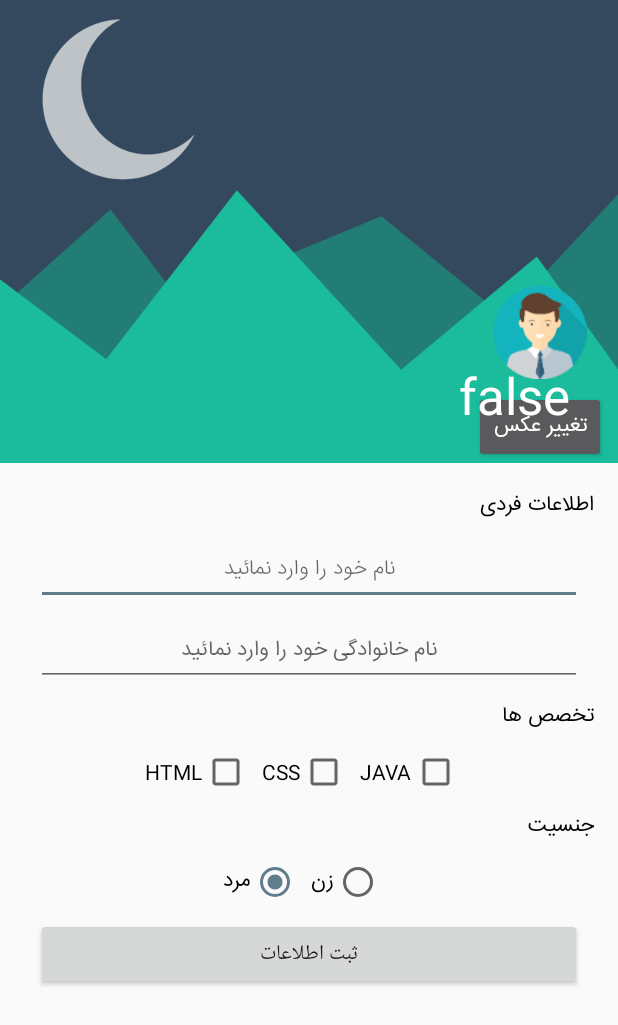
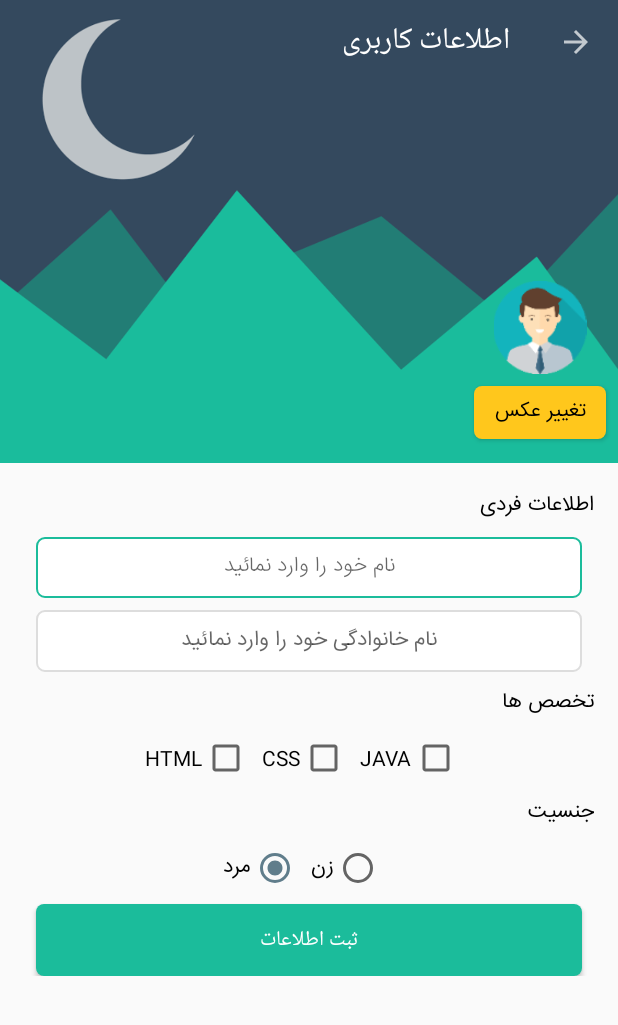
Before and after one commit to Saedf/FirstApp, an Android app: the ProfileActivity screen opened directly, with no data from a screen before it, on a phone screen of 412 x 824 dp. Shown: the top 1025 px of the screen. Run offline under Robolectric (Android 15) with nearby library versions, the light colour scheme and no system bars; network calls fail.

Commit message:
End Session 25

```diff
--- a/app/src/main/AndroidManifest.xml
+++ b/app/src/main/AndroidManifest.xml
@@ -20,7 +20,8 @@
         </activity>
         <activity android:name=".ProfileActivity"
             android:windowSoftInputMode="stateHidden"
-            android:label="پروفایل کاربر"/>
+            android:label="اطلاعات کاربری"
+            />
         <activity android:name=".NewsActivity" />
         <activity android:name=".FragmentActivity" />
         <activity android:name=".BotickActivity" android:label="بوتیک" />
--- a/app/src/main/java/com/example/saedf/app7learn/ProfileActivity.java
+++ b/app/src/main/java/com/example/saedf/app7learn/ProfileActivity.java
@@ -2,6 +2,7 @@ package com.example.saedf.app7learn;
 
 import android.os.Bundle;
 import android.support.v7.app.AppCompatActivity;
+import android.support.v7.widget.Toolbar;
 import android.text.Editable;
 import android.text.TextWatcher;
 import android.view.View;
@@ -39,12 +40,12 @@ public class ProfileActivity extends AppCompatActivity {
         getinfoUser();
 
 
-        imgbtnBack.setOnClickListener(new View.OnClickListener() {
-            @Override
-            public void onClick(View view) {
-                finish();
-            }
-        });
+//        imgbtnBack.setOnClickListener(new View.OnClickListener() {
+//            @Override
+//            public void onClick(View view) {
+//                finish();
+//            }
+//        });
 
 
         txtFirstName.addTextChangedListener(new TextWatcher() {
@@ -123,7 +124,7 @@ public class ProfileActivity extends AppCompatActivity {
 
             }
         });
-
+        setupToolBar();
     }
 
     private void getinfoUser() {
@@ -133,11 +134,10 @@ public class ProfileActivity extends AppCompatActivity {
         chkIsHtmlExpert.setChecked(user.isHtmlExpert());
         chkIsCssExpert.setChecked(user.isCSSExpert());
         chkIsJavaExpert.setChecked(user.isJavaExpert());
-        byte gender=user.getGender();
-        if (gender==User.MALE){
+        byte gender = user.getGender();
+        if (gender == User.MALE) {
             rdbMale.isChecked();
-        }
-        else {
+        } else {
             rdbFemale.isChecked();
         }
     }
@@ -148,8 +148,21 @@ public class ProfileActivity extends AppCompatActivity {
         chkIsJavaExpert = findViewById(R.id.checkbox_profileactivity_isJava);
         chkIsCssExpert = findViewById(R.id.checkbox_profileactivity_isCSS);
         chkIsHtmlExpert = findViewById(R.id.checkbox_profileactivity_isHTML);
-        imgbtnBack = findViewById(R.id.imgbtn_profileActivity_buttonBack);
+        //imgbtnBack = findViewById(R.id.imgbtn_profileActivity_buttonBack);
         rdbFemale = findViewById(R.id.rdb_profielActivity_female);
         rdbMale = findViewById(R.id.rdb_profielActivity_male);
     }
+
+    private void setupToolBar() {
+        Toolbar toolbar = findViewById(R.id.toolbar_profilaActivity);
+        setSupportActionBar(toolbar);
+        getSupportActionBar().setDisplayShowHomeEnabled(true);
+        getSupportActionBar().setDisplayHomeAsUpEnabled(true);
+        toolbar.setNavigationOnClickListener(new View.OnClickListener() {
+            @Override
+            public void onClick(View v) {
+                finish();
+            }
+        });
+    }
 }
--- /dev/null
+++ b/app/src/main/res/drawable/select_blue_button.xml
@@ -0,0 +1,15 @@
+<?xml version="1.0" encoding="utf-8"?>
+<selector xmlns:android="http://schemas.android.com/apk/res/android">
+    <item android:state_pressed="false">
+        <shape android:shape="rectangle">
+            <corners android:radius="5dp"/>
+            <solid android:color="@color/color_blue"/>
+        </shape>
+    </item>
+    <item android:state_pressed="true">
+        <shape android:shape="rectangle">
+            <corners android:radius="5dp"/>
+            <solid android:color="@color/color_blue_dark"/>
+        </shape>
+    </item>
+</selector>
--- /dev/null
+++ b/app/src/main/res/drawable/selector_defualt_edit_text.xml
@@ -0,0 +1,17 @@
+<?xml version="1.0" encoding="utf-8"?>
+<selector xmlns:android="http://schemas.android.com/apk/res/android">
+<item android:state_focused="true">
+    <shape android:shape="rectangle">
+        <solid android:color="@color/color_white"/>
+        <corners android:radius="5dp"/>
+        <stroke android:color="@color/color_blue" android:width="1dp"/>
+    </shape>
+</item>
+    <item>
+    <shape android:shape="rectangle">
+    <solid android:color="@color/color_white"/>
+    <corners android:radius="5dp"/>
+    <stroke android:color="#ddd" android:width="1dp"/>
+    </shape>
+    </item>
+</selector>
--- /dev/null
+++ b/app/src/main/res/drawable/selector_orang_button.xml
@@ -0,0 +1,15 @@
+<?xml version="1.0" encoding="utf-8"?>
+<selector xmlns:android="http://schemas.android.com/apk/res/android">
+<item android:state_pressed="false">
+    <shape android:shape="rectangle">
+        <corners android:radius="5dp"/>
+        <solid android:color="@color/color_orang"/>
+    </shape>
+</item>
+    <item android:state_pressed="true">
+        <shape android:shape="rectangle">
+            <corners android:radius="5dp"/>
+            <solid android:color="@color/color_orange_dark"/>
+        </shape>
+    </item>
+</selector>
--- a/app/src/main/res/layout/activity_profile.xml
+++ b/app/src/main/res/layout/activity_profile.xml
@@ -17,7 +17,7 @@
             android:layout_height="wrap_content"
             app:contentScrim="@color/colorPrimary"
             app:layout_scrollFlags="scroll|exitUntilCollapsed"
-            app:title="false">
+            app:titleEnabled="false">
 
             <RelativeLayout
                 android:layout_width="match_parent"
@@ -35,11 +35,16 @@
                 <Button
                     android:id="@+id/btn_profileAcivity_changePicture"
                     android:layout_width="wrap_content"
-                    android:layout_height="wrap_content"
+                    android:layout_height="35dp"
+                    android:textSize="@dimen/normal_font_size_dp"
+                    android:background="@drawable/selector_orang_button"
+                    android:textColor="@android:color/black"
+                    android:foreground="?attr/selectableItemBackground"
                     android:layout_alignBottom="@id/iv_profileActivity_backgroundImage"
                     android:layout_alignRight="@id/iv_profileActivity_backgroundImage"
                     android:layout_marginRight="@dimen/standard_margin"
                     android:layout_marginTop="@dimen/standard_margin"
+                    android:layout_marginBottom="@dimen/standard_margin_x2"
                     android:fontFamily="@font/iranian_sans"
                     android:text="تغییر عکس" />
 
@@ -54,8 +59,10 @@
             </RelativeLayout>
 
             <android.support.v7.widget.Toolbar
+                android:id="@+id/toolbar_profilaActivity"
                 android:layout_width="match_parent"
                 android:layout_height="?attr/actionBarSize"
+
                 app:layout_collapseMode="pin">
 
 
@@ -96,6 +103,8 @@
                 android:layout_marginLeft="@dimen/standard_margin"
                 android:layout_marginRight="@dimen/standard_margin"
                 android:fontFamily="@font/iranian_sans_light"
+                android:background="@drawable/selector_defualt_edit_text"
+                android:padding="@dimen/standard_margin"
                 android:hint="نام خود را وارد نمائید"
                 android:maxLength="20"
                 android:maxLines="1"
@@ -108,6 +117,8 @@
                 android:layout_height="wrap_content"
                 android:layout_marginLeft="@dimen/standard_margin"
                 android:layout_marginRight="@dimen/standard_margin"
+                android:background="@drawable/selector_defualt_edit_text"
+                android:padding="@dimen/standard_margin"
                 android:fontFamily="@font/iranian_sans"
                 android:hint="نام خانوادگی خود را وارد نمائید"
                 android:maxLength="30"
@@ -194,8 +205,11 @@
                 android:id="@+id/btn_profileAcivity_sabtInfo"
                 android:layout_width="match_parent"
                 android:layout_height="wrap_content"
+                android:background="@drawable/select_blue_button"
                 android:layout_marginLeft="@dimen/standard_margin"
                 android:layout_marginRight="@dimen/standard_margin"
+                android:textColor="@android:color/white"
+                android:foreground="?attr/selectableItemBackground"
                 android:text="ثبت اطلاعات" />
         </LinearLayout>
     </android.support.v4.widget.NestedScrollView>
--- a/app/src/main/res/values/colors.xml
+++ b/app/src/main/res/values/colors.xml
@@ -5,4 +5,9 @@
     <color name="colorAccent">#607d8b</color>
     <color name="is_visited">#b3e5fc</color>
     <color name="is_not_visited">#ffffff</color>
+    <color name="color_white">#ffffff</color>
+    <color name="color_orang">#ffc71c</color>
+    <color name="color_orange_dark">#f89406</color>
+    <color name="color_blue">#1bbc9b</color>
+    <color name="color_blue_dark">#aa1bbc9b</color>
 </resources>
--- a/app/src/main/res/values/dimens.xml
+++ b/app/src/main/res/values/dimens.xml
@@ -7,6 +7,7 @@
     <dimen name="small_font_size">12sp</dimen>
     <dimen name="normal_font_size">14sp</dimen>
     <dimen name="large_font_size">16sp</dimen>
+    <dimen name="normal_font_size_dp">13dp</dimen>
     <dimen name="standard_card_elevation">2dp</dimen>
     <dimen name="standard_card_radius">4dp</dimen>
 </resources>
```
